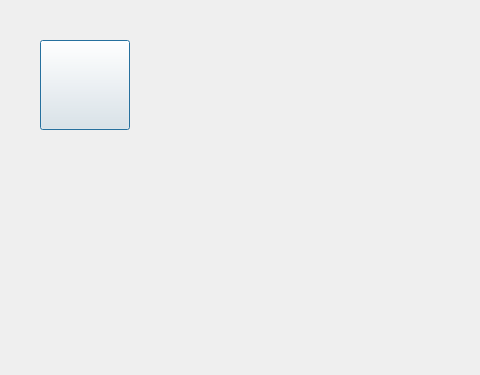
The window that src/XMusic/singerimgdlg.ui (1028417/XMusic) describes before a commit, drawn with Qt 5; both pictures show x 0 to 480 and y 0 to 375 of the 814 by 500 pixel window.
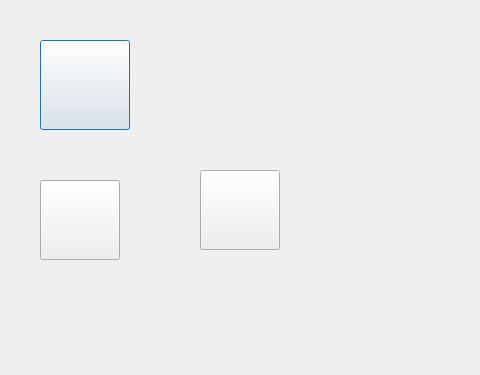
The same window after the commit. Icons and pictures are not drawn. Custom widgets are drawn as their Qt base class.

Patch:
```diff
--- a/src/XMusic/singerimgdlg.ui
+++ b/src/XMusic/singerimgdlg.ui
@@ -41,6 +41,62 @@
     <bool>false</bool>
    </property>
   </widget>
+  <widget class="CButton" name="btnBackward">
+   <property name="geometry">
+    <rect>
+     <x>40</x>
+     <y>180</y>
+     <width>80</width>
+     <height>80</height>
+    </rect>
+   </property>
+   <property name="autoFillBackground">
+    <bool>false</bool>
+   </property>
+   <property name="styleSheet">
+    <string notr="true">border-image: url(:/img/btnBackward.png);</string>
+   </property>
+   <property name="text">
+    <string/>
+   </property>
+   <property name="iconSize">
+    <size>
+     <width>100</width>
+     <height>100</height>
+    </size>
+   </property>
+   <property name="flat">
+    <bool>false</bool>
+   </property>
+  </widget>
+  <widget class="CButton" name="btnForward">
+   <property name="geometry">
+    <rect>
+     <x>200</x>
+     <y>170</y>
+     <width>80</width>
+     <height>80</height>
+    </rect>
+   </property>
+   <property name="autoFillBackground">
+    <bool>false</bool>
+   </property>
+   <property name="styleSheet">
+    <string notr="true">border-image: url(:/img/btnForward.png);</string>
+   </property>
+   <property name="text">
+    <string/>
+   </property>
+   <property name="iconSize">
+    <size>
+     <width>100</width>
+     <height>100</height>
+    </size>
+   </property>
+   <property name="flat">
+    <bool>false</bool>
+   </property>
+  </widget>
  </widget>
  <customwidgets>
   <customwidget>
```
